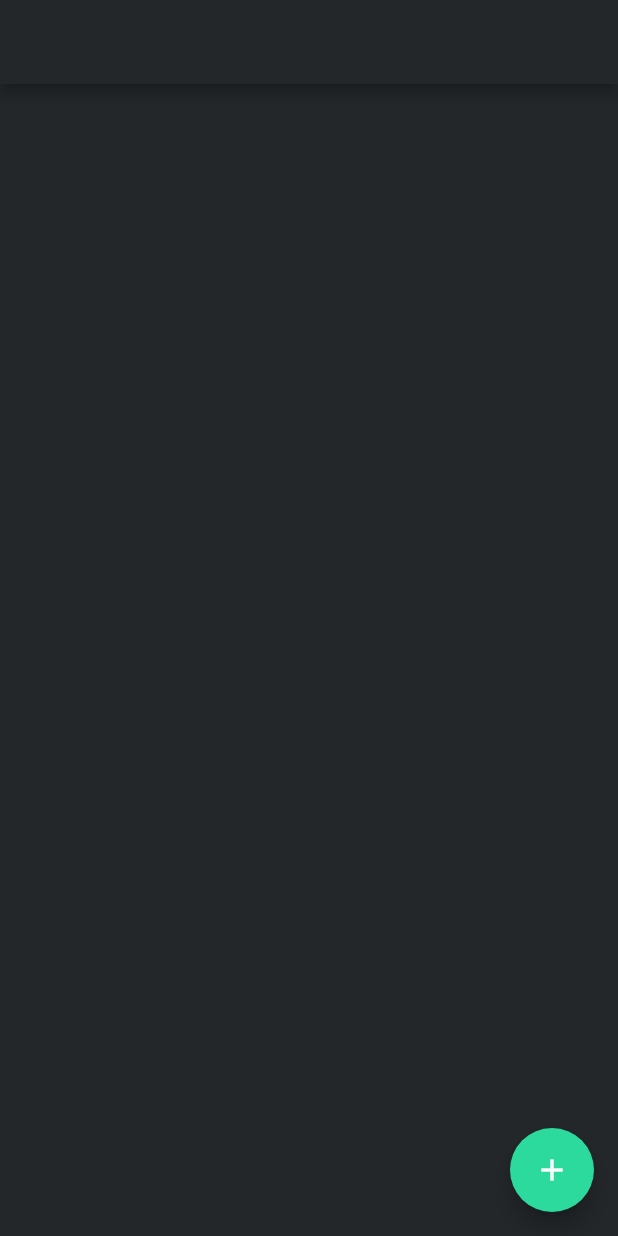
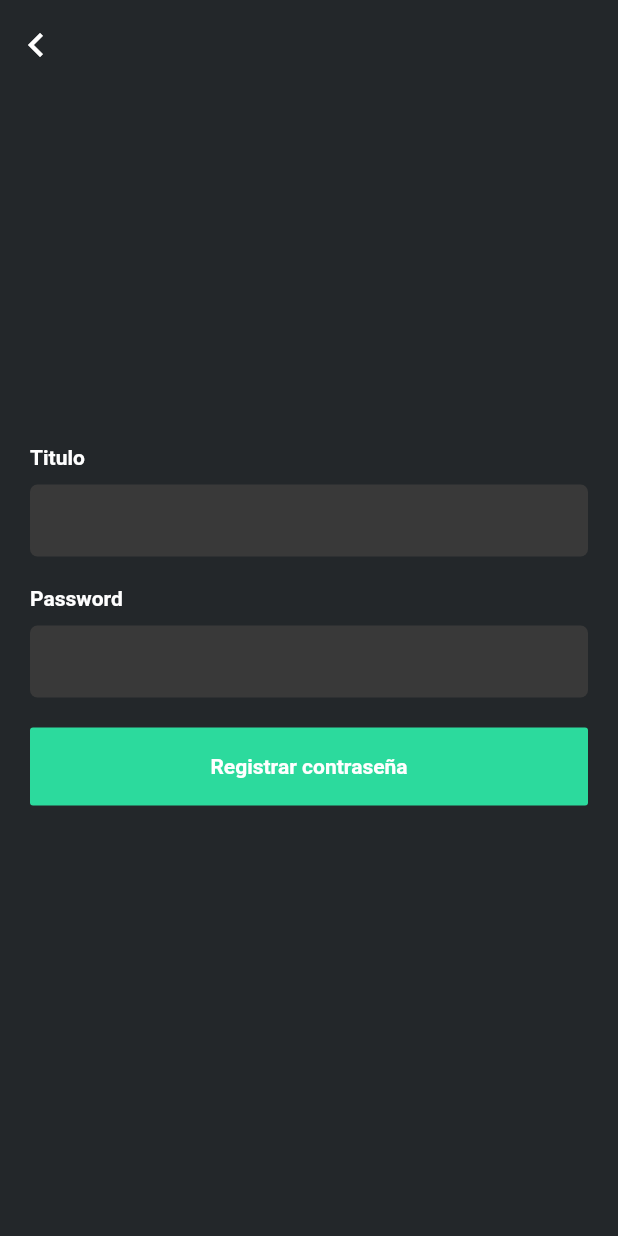
Before and after one commit to Dayrons/lockspace, a Flutter app: the PaginaUsuario screen opened directly, after a tap on the "add" icon, on a phone screen of 412 x 824 dp. Run offline on Flutter 3.47's test engine with Material 2 defaults, Android fonts, the phone set to English and light mode, and no system bars; our stand-ins replace bloc, flutter_bloc, sqflite; missing offline and left inert: encrypt; accounts and stored records are empty.

Commit message:
Creacion de widgets globales, implementacion de pantalla de registro de password

```diff
--- /dev/null
+++ b/lib/pages/registrar_password/pagina_registrar_password.dart
@@ -0,0 +1,24 @@
+import 'package:app/pages/registrar_password/widgets/barra_superior.dart';
+import 'package:app/pages/registrar_password/widgets/cuerpo.dart';
+import 'package:flutter/material.dart';
+
+class PaginaRegistrarPassword extends StatelessWidget {
+  @override
+  Widget build(BuildContext context) {
+    return Scaffold(
+      backgroundColor: Color(0XFF23272A),
+      appBar: AppBar(
+        toolbarHeight: 0,
+        backgroundColor: Color(0XFF23272A),
+      ),
+      body: SafeArea(
+        child: Stack(
+          children: [
+            BarraSuperiro(),
+            Cuerpo(),
+          ],
+        ),
+      ),
+    );
+  }
+}
--- /dev/null
+++ b/lib/pages/registrar_password/widgets/barra_superior.dart
@@ -0,0 +1,26 @@
+import 'package:flutter/material.dart';
+
+class BarraSuperiro extends StatelessWidget {
+  @override
+  Widget build(BuildContext context) {
+    return Container(
+      width: double.infinity,
+      height: 60.00,
+      color: Color(0XFF23272A),
+      child: Row(
+        children: [
+          IconButton(
+            onPressed: () {
+              Navigator.of(context).pop();
+            },
+            icon: Icon(
+              Icons.keyboard_arrow_left_outlined,
+              size: 32.0,
+              color: Colors.white,
+            ),
+          ),
+        ],
+      ),
+    );
+  }
+}
--- /dev/null
+++ b/lib/pages/registrar_password/widgets/cuerpo.dart
@@ -0,0 +1,27 @@
+import 'package:app/widgets/boton.dart';
+import 'package:app/widgets/input.dart';
+import 'package:flutter/material.dart';
+
+class Cuerpo extends StatelessWidget {
+  @override
+  Widget build(BuildContext context) {
+    return Form(
+      child: Column(
+        mainAxisAlignment: MainAxisAlignment.center,
+        children: [
+          Input(texto: "Titulo"),
+          Input(texto: "Password"),
+          SizedBox(
+            height: 10.00,
+          ),
+          Boton(
+            texto: "Registrar contraseña",
+            onTap: registrarPassword,
+          )
+        ],
+      ),
+    );
+  }
+
+  void registrarPassword(context) {}
+}
--- a/lib/pages/usuario/pagina_usuario.dart
+++ b/lib/pages/usuario/pagina_usuario.dart
@@ -1,4 +1,5 @@
 import 'package:app/bloc/GestionPasswordBloc/gestionpassword_bloc.dart';
+import 'package:app/pages/registrar_password/pagina_registrar_password.dart';
 import 'package:app/pages/usuario/widgets/password.dart';
 import 'package:flutter/material.dart';
 import 'package:flutter_bloc/flutter_bloc.dart';
@@ -38,7 +39,10 @@ class PaginaUsuario extends StatelessWidget {
       floatingActionButton: FloatingActionButton(
         child: Icon(Icons.add),
         backgroundColor: Color(0XFF2CDA9D),
-        onPressed: () {},
+        onPressed: () {
+          Navigator.of(context).push(MaterialPageRoute<Null>(
+              builder: (BuildContext context) => PaginaRegistrarPassword()));
+        },
       ),
     );
   }
--- /dev/null
+++ b/lib/widgets/boton.dart
@@ -0,0 +1,26 @@
+import 'package:flutter/material.dart';
+
+class Boton extends StatelessWidget {
+  final Function onTap;
+  final String texto;
+
+  const Boton({Key key, this.onTap, this.texto}) : super(key: key);
+  @override
+  Widget build(BuildContext context) {
+    return Container(
+      margin: EdgeInsets.symmetric(horizontal: 20.00),
+      child: FlatButton(
+        padding: EdgeInsets.all(18.00),
+        minWidth: double.infinity,
+        color: Color(0XFF2CDA9D),
+        onPressed: () {
+          onTap(context);
+        },
+        child: Text(
+          texto,
+          style: TextStyle(color: Colors.white, fontWeight: FontWeight.bold),
+        ),
+      ),
+    );
+  }
+}
--- /dev/null
+++ b/lib/widgets/input.dart
@@ -0,0 +1,40 @@
+import 'package:flutter/material.dart';
+
+class Input extends StatelessWidget {
+  final String texto;
+
+  const Input({Key key, this.texto}) : super(key: key);
+
+  @override
+  Widget build(BuildContext context) {
+    return Container(
+      margin: EdgeInsets.symmetric(horizontal: 20.00, vertical: 10.00),
+      child: Column(
+          mainAxisAlignment: MainAxisAlignment.start,
+          crossAxisAlignment: CrossAxisAlignment.start,
+          children: [
+            Text(
+              "$texto",
+              style: TextStyle(
+                  color: Colors.white,
+                  fontWeight: FontWeight.bold,
+                  fontSize: 14.00),
+            ),
+            SizedBox(
+              height: 10.00,
+            ),
+            Container(
+              padding: EdgeInsets.symmetric(horizontal: 5.00),
+              decoration: BoxDecoration(
+                borderRadius: BorderRadius.circular(5.00),
+                color: Color(0XFF393939),
+              ),
+              child: TextField(
+                cursorColor: Color(0XFF2CDA9D),
+                decoration: InputDecoration(border: InputBorder.none),
+              ),
+            ),
+          ]),
+    );
+  }
+}
```
